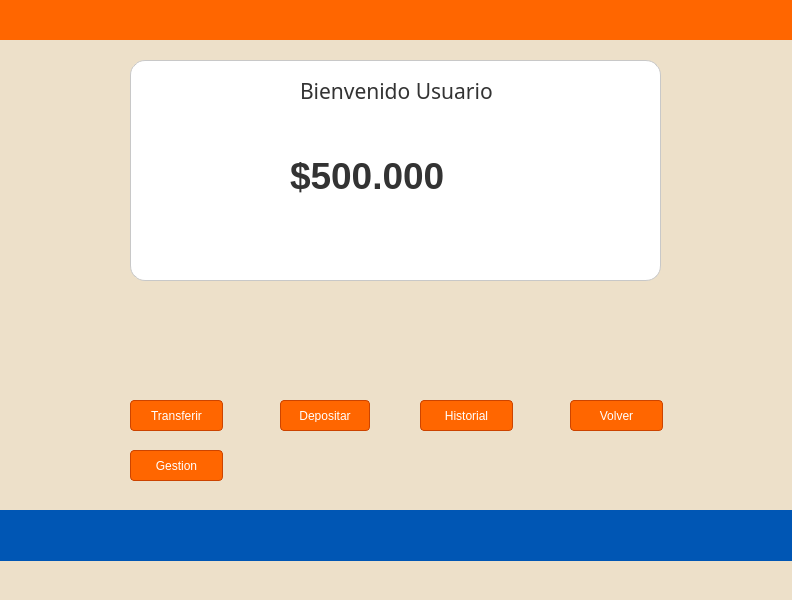
Qt form Segundo_anio/Segundo_semestre/QT_GUI/BancoEstado/ventanamenu.ui (DiegoAbdiasSaldanaFuentes/Ejercisios-Universidad) before a commit.
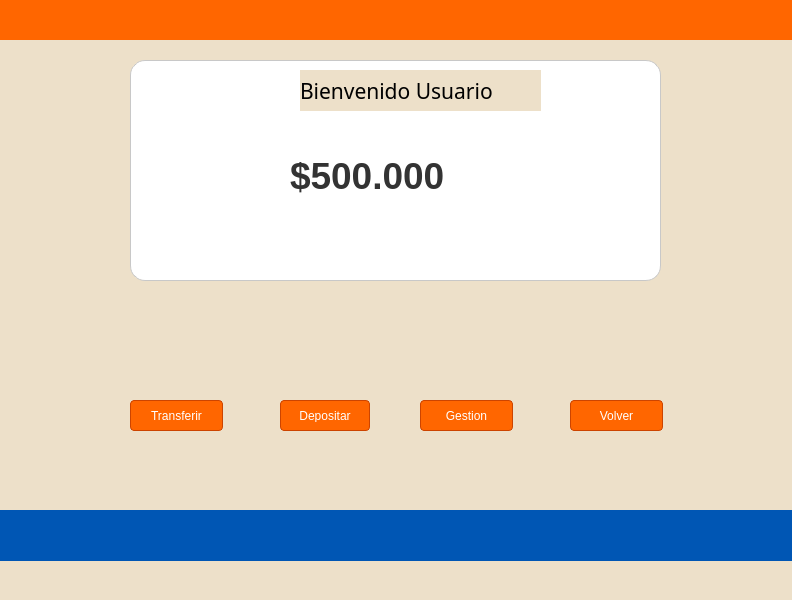
The same form after that commit.

The edit to the form file:
```diff
--- a/Segundo_anio/Segundo_semestre/QT_GUI/BancoEstado/ventanamenu.ui
+++ b/Segundo_anio/Segundo_semestre/QT_GUI/BancoEstado/ventanamenu.ui
@@ -17,7 +17,7 @@
    <string notr="true">background: #ede0c9;</string>
   </property>
   <widget class="QWidget" name="centralwidget">
-   <widget class="QLabel" name="lblUsuario">
+   <widget class="QLabel" name="labelBienvenida">
     <property name="geometry">
      <rect>
       <x>300</x>
@@ -98,28 +98,6 @@
      <string>Volver</string>
     </property>
    </widget>
-   <widget class="QPushButton" name="btnHistorial">
-    <property name="geometry">
-     <rect>
-      <x>420</x>
-      <y>400</y>
-      <width>93</width>
-      <height>31</height>
-     </rect>
-    </property>
-    <property name="styleSheet">
-     <string notr="true">QPushButton {
-    background-color: #FF6600; /* Naranja Banco */
-    color: white;              /* Letra Blanca */
-    border: 1px solid #CC4400;
-    padding: 8px;
-    border-radius: 4px;
-}</string>
-    </property>
-    <property name="text">
-     <string>Historial</string>
-    </property>
-   </widget>
    <widget class="QPushButton" name="btnTransferir">
     <property name="geometry">
      <rect>
@@ -223,8 +201,8 @@
    <widget class="QPushButton" name="btnGestion">
     <property name="geometry">
      <rect>
-      <x>130</x>
-      <y>450</y>
+      <x>420</x>
+      <y>400</y>
       <width>93</width>
       <height>31</height>
      </rect>
@@ -243,10 +221,9 @@
     </property>
    </widget>
    <zorder>decoracion3</zorder>
-   <zorder>lblUsuario</zorder>
+   <zorder>labelBienvenida</zorder>
    <zorder>lblSaldo</zorder>
    <zorder>btnLogout</zorder>
-   <zorder>btnHistorial</zorder>
    <zorder>btnTransferir</zorder>
    <zorder>btnDepositarTest</zorder>
    <zorder>label</zorder>
```
